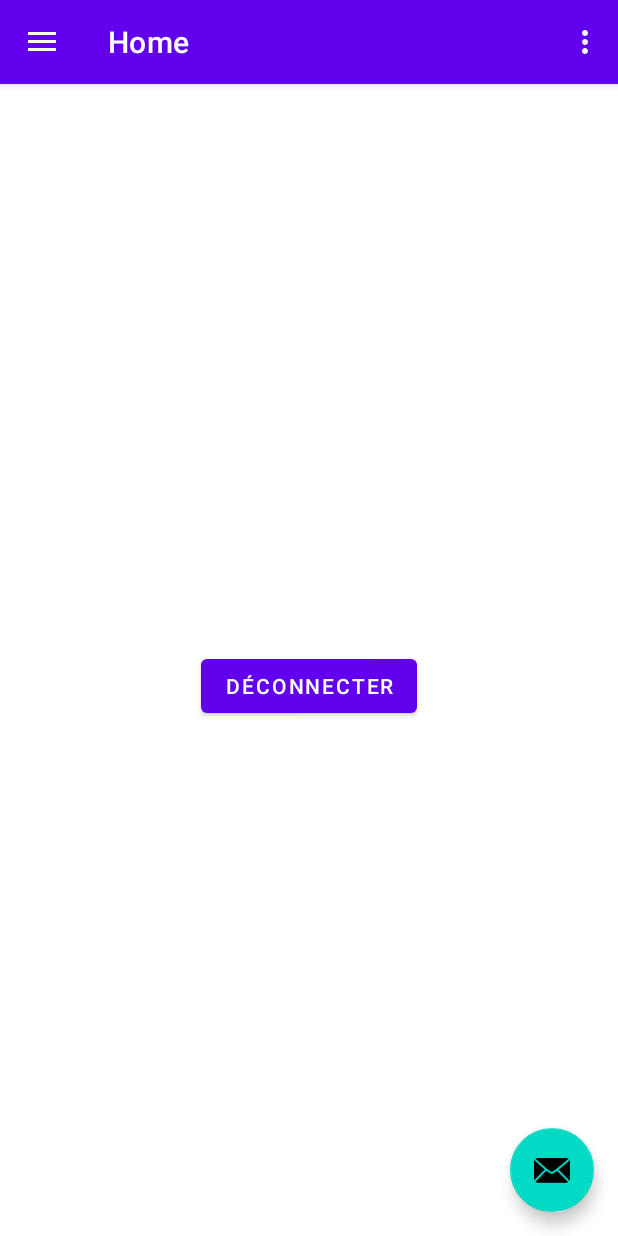
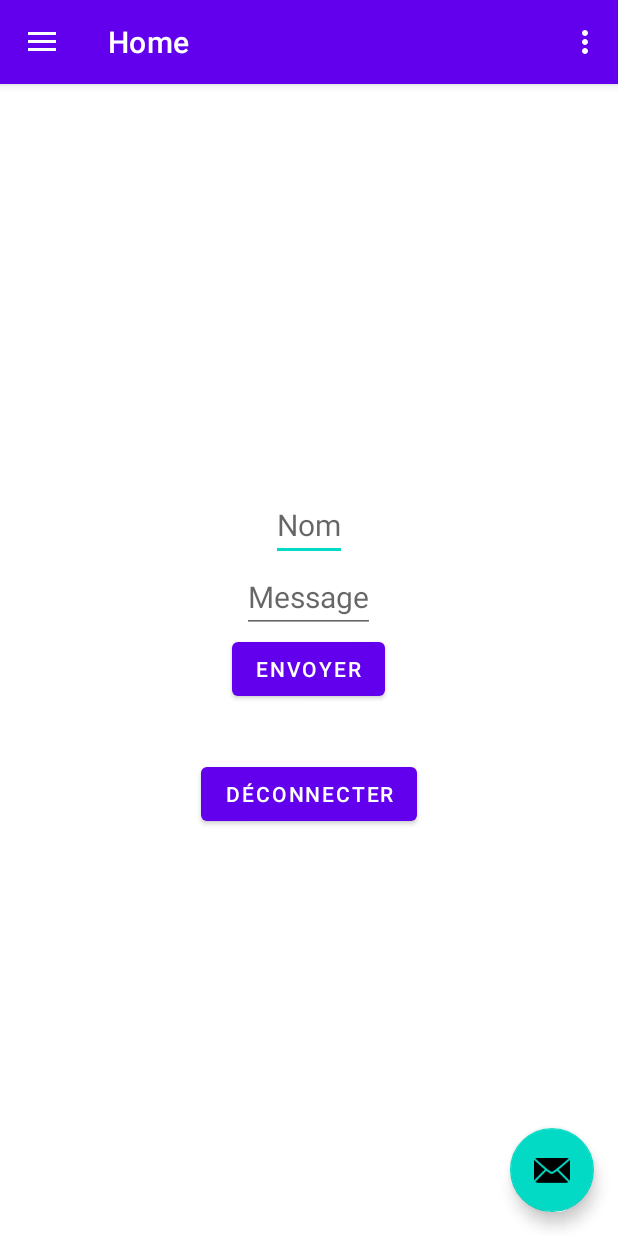
Before and after one commit to H4ltor/Crypto_mobile, an Android app: the screen it shows after launch once a user with an empty profile is signed in (MainActivity), on a phone screen of 412 x 824 dp. Run offline under Robolectric (Android 15) with nearby library versions, the phone set to English and light mode, and no system bars; our stand-ins replace Firebase (no records; nobody signed in at launch, a user with empty details on screens opened directly), navigation-ui.

Commit message:
[Update] Formalisation de la donnée

```diff
--- a/app/build.gradle
+++ b/app/build.gradle
@@ -12,6 +12,7 @@ android {
         targetSdkVersion 30
         versionCode 1
         versionName "1.0"
+        multiDexEnabled true
 
         testInstrumentationRunner "androidx.test.runner.AndroidJUnitRunner"
     }
@@ -41,6 +42,7 @@ dependencies {
     implementation 'androidx.navigation:navigation-fragment:2.3.0'
     implementation 'androidx.navigation:navigation-ui:2.3.0'
     implementation 'com.google.firebase:firebase-auth:20.0.1'
+    implementation 'com.google.firebase:firebase-database:20.0.0'
     testImplementation 'junit:junit:4.+'
     androidTestImplementation 'androidx.test.ext:junit:1.1.2'
     androidTestImplementation 'androidx.test.espresso:espresso-core:3.3.0'
--- a/app/src/main/java/com/ynov/projet_web/MainActivity.java
+++ b/app/src/main/java/com/ynov/projet_web/MainActivity.java
@@ -16,6 +16,7 @@ import androidx.drawerlayout.widget.DrawerLayout;
 import androidx.appcompat.app.AppCompatActivity;
 
 import com.google.firebase.auth.FirebaseAuth;
+
 import com.ynov.projet_web.databinding.ActivityMainBinding;
 
 public class MainActivity extends AppCompatActivity {
@@ -54,7 +55,13 @@ public class MainActivity extends AppCompatActivity {
         mAuth = FirebaseAuth.getInstance();
         if (mAuth.getCurrentUser() == null )
             startActivity(new Intent(getApplicationContext(), RegisterActivity.class));
+
+       /* FirebaseDatabase database = FirebaseDatabase.getInstance();
+        DatabaseReference myRef = database.getReference("message");
+
+        myRef.setValue("Hello, World!");*/
     }
+
 
     @Override
     public boolean onCreateOptionsMenu(Menu menu) {
--- a/app/src/main/java/com/ynov/projet_web/ui/home/HomeFragment.java
+++ b/app/src/main/java/com/ynov/projet_web/ui/home/HomeFragment.java
@@ -3,11 +3,14 @@ package com.ynov.projet_web.ui.home;
 import android.content.Context;
 import android.content.Intent;
 import android.os.Bundle;
+import android.util.Log;
 import android.view.LayoutInflater;
 import android.view.View;
 import android.view.ViewGroup;
 import android.widget.Button;
+import android.widget.EditText;
 import android.widget.TextView;
+import android.widget.Toast;
 
 import androidx.annotation.NonNull;
 import androidx.annotation.Nullable;
@@ -15,19 +18,39 @@ import androidx.fragment.app.Fragment;
 import androidx.lifecycle.Observer;
 import androidx.lifecycle.ViewModelProvider;
 
+import com.google.android.gms.tasks.OnFailureListener;
+import com.google.android.gms.tasks.OnSuccessListener;
 import com.google.firebase.auth.FirebaseAuth;
+
+import com.google.firebase.database.DatabaseReference;
+import com.google.firebase.database.FirebaseDatabase;
 import com.ynov.projet_web.LoginActivity;
 import com.ynov.projet_web.R;
 import com.ynov.projet_web.databinding.FragmentHomeBinding;
+
+import java.util.HashMap;
+import java.util.Map;
+
+import static android.content.ContentValues.TAG;
 
 public class HomeFragment extends Fragment {
 
     private HomeViewModel homeViewModel;
     private FragmentHomeBinding binding;
 
+    EditText editTextComment, editTextName;
+
+    Button buttonSend;
     Button buttonLogout;
 
     Context context;
+
+    //FirebaseFirestore db = FirebaseFirestore.getInstance();
+    //FirebaseDatabase database = FirebaseDatabase.getInstance();
+    FirebaseDatabase firebaseDatabase;
+    DatabaseReference databaseReference;
+    Upload upload;
+
 
     public View onCreateView(@NonNull LayoutInflater inflater,
                              ViewGroup container, Bundle savedInstanceState) {
@@ -38,10 +61,30 @@ public class HomeFragment extends Fragment {
         View root = binding.getRoot();
 
         context = getContext();
+        editTextComment = root.findViewById(R.id.Comment);
+        editTextName = root.findViewById(R.id.Name);
+        String commentText = editTextComment.getText().toString();
+
+        upload = new Upload();
+
         buttonLogout = root.findViewById(R.id.buttonLogout);
         buttonLogout.setOnClickListener(v -> {
             FirebaseAuth.getInstance().signOut();
             startActivity(new Intent(context, LoginActivity.class));
+        });
+
+        buttonSend = root.findViewById(R.id.buttonSend);
+
+        databaseReference = firebaseDatabase.getInstance().getReference().child("Data");
+
+        buttonSend.setOnClickListener(v -> {
+
+                    upload.setName(editTextName.getText().toString());
+                    upload.setComment(editTextComment.getText().toString());
+
+                    String id = databaseReference.push().getKey();
+                    databaseReference.child(id).setValue(upload);
+
         });
         return root;
     }
--- a/app/src/main/res/layout/fragment_home.xml
+++ b/app/src/main/res/layout/fragment_home.xml
@@ -7,6 +7,26 @@
     android:layout_width="match_parent"
     android:layout_height="match_parent"
     tools:context=".ui.home.HomeFragment">
+
+    <EditText
+        android:id="@+id/Name"
+        android:layout_width="wrap_content"
+        android:layout_height="wrap_content"
+        android:hint="Nom"
+        android:textSize="20sp"/>
+
+    <EditText
+        android:id="@+id/Comment"
+        android:layout_width="wrap_content"
+        android:layout_height="wrap_content"
+        android:hint="Message"
+        android:textSize="20sp"/>
+
+    <Button
+        android:id="@+id/buttonSend"
+        android:layout_width="wrap_content"
+        android:layout_height="wrap_content"
+        android:text="Envoyer"/>
 
     <TextView
         android:id="@+id/text_home"
@@ -26,5 +46,5 @@
         android:id="@+id/buttonLogout"
         android:layout_width="wrap_content"
         android:layout_height="wrap_content"
-        android:text="Déconnecter"/>
+        android:text="Déconnecter" />
 </LinearLayout>
--- a/app/src/main/res/layout/fragment_login.xml
+++ b/app/src/main/res/layout/fragment_login.xml
@@ -6,7 +6,7 @@
     android:orientation="vertical"
     android:layout_width="match_parent"
     android:layout_height="match_parent"
-    tools:context=".ui.login.LoginFragment">
+    tools:context=".LoginFragment">
 
     <EditText
         android:id="@+id/mail"
--- a/build.gradle
+++ b/build.gradle
@@ -5,8 +5,8 @@ buildscript {
         mavenCentral()
     }
     dependencies {
-        classpath "com.android.tools.build:gradle:4.2.0"
-        classpath 'com.google.gms:google-services:4.3.4'
+        classpath 'com.android.tools.build:gradle:4.2.1'
+        classpath 'com.google.gms:google-services:4.3.8'
 
         // NOTE: Do not place your application dependencies here; they belong
         // in the individual module build.gradle files
```
Also changed, not shown: app/src/main/java/com/ynov/projet_web/ui/home/Upload.java (added, +25 -0 lines).
